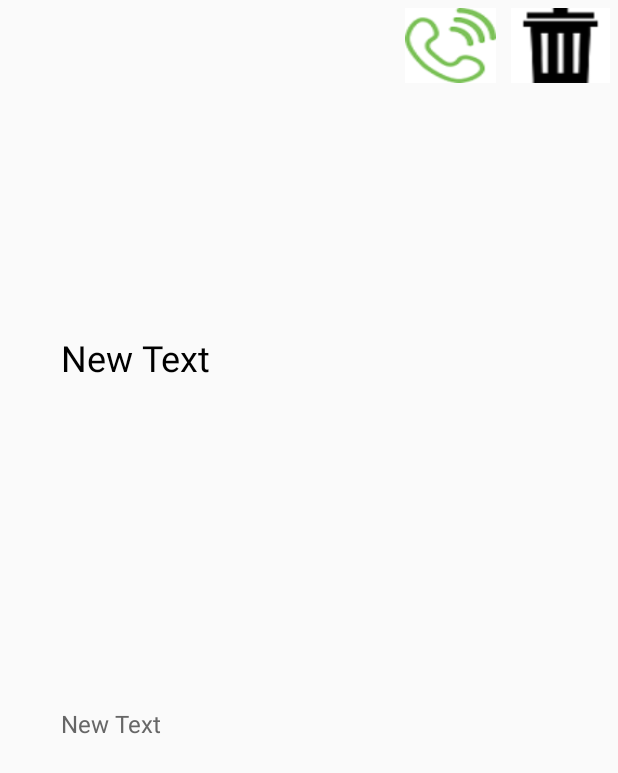
After one commit to sooy0510/YourVoice, an Android app: the layout listview_item.xml on its own in the app's theme, with its tools: preview values and no code run, on a phone screen of 412 x 824 dp. The commit adds this screen. Shown: the top 773 px of the screen. Run offline under Robolectric (Android 15) with nearby library versions, the phone set to English and light mode, and no system bars.

Commit message:
20180330

```diff
--- /dev/null
+++ b/app/src/main/res/layout/listview_item.xml
@@ -0,0 +1,63 @@
+<?xml version="1.0" encoding="utf-8"?>
+<LinearLayout xmlns:android="http://schemas.android.com/apk/res/android"
+        android:layout_width="match_parent"
+        android:layout_height="match_parent"
+        android:orientation="horizontal"
+        android:padding="5dp">
+
+        <ImageView
+            android:layout_width="wrap_content"
+            android:layout_height="match_parent"
+            android:id="@+id/imageView1"
+            android:layout_weight="1" />
+
+        <LinearLayout
+            android:orientation="vertical"
+            android:layout_width="wrap_content"
+            android:layout_height="match_parent"
+            android:layout_weight="7"
+            android:layout_marginLeft="20dp">
+
+                <TextView
+                    android:layout_width="match_parent"
+                    android:layout_height="wrap_content"
+                    android:text="New Text"
+                    android:id="@+id/textView1"
+                    android:textSize="24dp"
+                    android:textColor="#000000"
+                    android:gravity="center_vertical"
+                    android:layout_weight="4" />
+
+                <TextView
+                    android:layout_width="match_parent"
+                    android:layout_height="wrap_content"
+                    android:text="New Text"
+                    android:id="@+id/textView2"
+                    android:textSize="16dp"
+                    android:textColor="#666666"
+                    android:layout_weight="3" />
+        </LinearLayout>
+
+        <LinearLayout
+            android:orientation="horizontal"
+            android:layout_width="wrap_content"
+            android:layout_height="match_parent"
+            android:layout_weight="2"
+            android:layout_marginLeft="20dp">
+                <Button
+                    android:id="@+id/button1"
+                    android:layout_width="45dp"
+                    android:layout_height="50dp"
+                    android:layout_weight="1"
+                    android:background="@drawable/phone"/>
+
+                <Button
+                    android:id="@+id/button2"
+                    android:layout_width="50dp"
+                    android:layout_height="50dp"
+                    android:layout_weight="1"
+                    android:background="@drawable/trashcan"
+                    android:layout_marginLeft="10dp"/>
+        </LinearLayout>
+
+</LinearLayout>
--- a/app/src/main/res/layout/main.xml
+++ b/app/src/main/res/layout/main.xml
@@ -44,7 +44,7 @@
                     android:id="@+id/tab_friendList">
 
                     <ListView
-                        android:id="@+id/friendListView"
+                        android:id="@+id/listview1"
                         android:layout_width="match_parent"
                         android:layout_height="wrap_content"
                         android:layout_marginTop="50dp">
```
Also changed, not shown: app/src/main/java/com/example/ds/yourvoice/ListViewAdapter.java (added, +89 -0 lines), app/src/main/java/com/example/ds/yourvoice/ListViewItem.java (added, +41 -0 lines), app/src/main/java/com/example/ds/yourvoice/MainActivity.java (+64 -17 lines), app/src/main/java/com/example/ds/yourvoice/friendItem.java (deleted, +0 -28 lines), app/src/main/java/com/example/ds/yourvoice/friendListAdapter.java (deleted, +0 -82 lines), app/src/main/res/layout/friend_list.xml (deleted, +0 -33 lines), app/src/main/res/drawable/icon.png, app/src/main/res/drawable/phone.png (added), app/src/main/res/drawable/trashcan.png (added).
